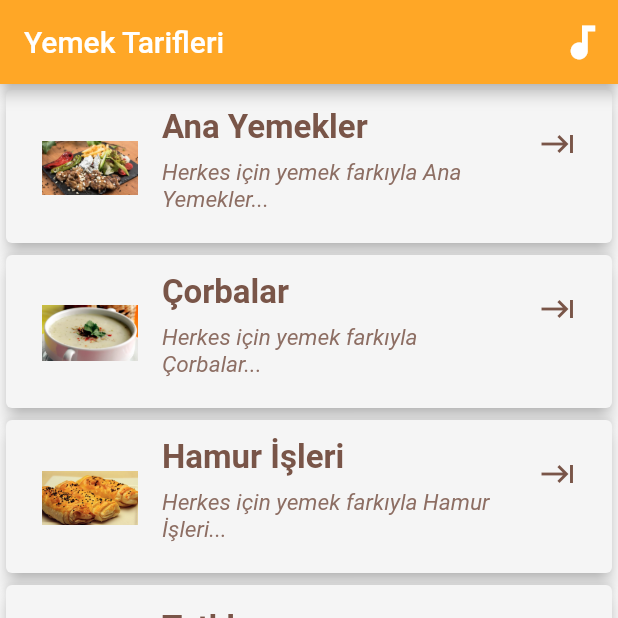
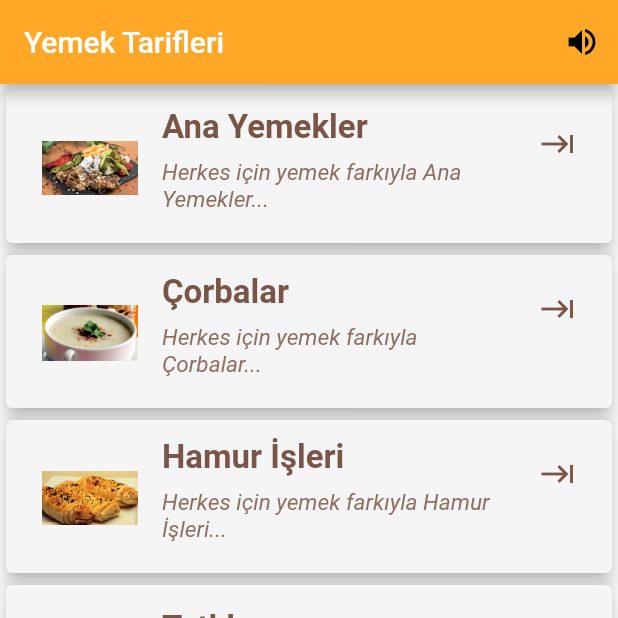
Before and after one commit to RidvanOzturk/Recipes, a Flutter app: the screen it shows after launch, on a phone screen of 412 x 824 dp, the top half of it. Run offline on Flutter 3.47's test engine with Material 2 defaults, Android fonts, the phone set to English and light mode, and no system bars; our stand-ins replace audioplayers, flutter_html.

Commit message:
edit code and added new functional sound icon

```diff
--- a/lib/categoryPage.dart
+++ b/lib/categoryPage.dart
@@ -6,13 +6,84 @@ import 'package:audioplayers/audio_cache.dart';
 
 // ignore: must_be_immutable
 class CategoryPage extends StatelessWidget {
+  // AudioCache player = AudioCache();
+  // static List<FoodModel> foodCategories = DataLoader.foodCategoryList;
+  @override
+  // ignore: missing_return
+  Widget build(BuildContext context) {
+    // const String title = DataLoader.categoryTitle;
+    // const String preSubtitle = DataLoader.preSubtitle;
+    return CategoryPageStateFul();
+    // return Scaffold(
+    //   appBar: AppBar(
+    //     title: Text(
+    //       title,
+    //       style: TextStyle(color: Colors.white),
+    //     ),
+    //     actions: [],
+    //   ),
+    //   body: ListView.builder(
+    //     itemBuilder: (BuildContext context, int index) {
+    //       FoodModel foodCategory = foodCategories[index];
+    //       return Card(
+    //         color: Colors.grey.shade100,
+    //         elevation: 5,
+    //         child: Padding(
+    //           padding: const EdgeInsets.all(8.0),
+    //           child: ListTile(
+    //             onTap: () {
+
+    //               Navigator.pushNamed(
+    //                   context, "/foodContents/$index/${foodCategory.name}");
+    //             },
+    //             leading: Image.asset(
+    //               foodCategory.image,
+    //               width: 64,
+    //               height: 64,
+    //             ),
+    //             title: Text(
+    //               foodCategory.name,
+    //               style: TextStyle(
+    //                   fontSize: 22,
+    //                   fontWeight: FontWeight.w600,
+    //                   color: Colors.brown.shade500),
+    //             ),
+    //             subtitle: Padding(
+    //               padding: const EdgeInsets.symmetric(vertical: 8),
+    //               child: Text(
+    //                 "$preSubtitle ${foodCategory.name}...",
+    //                 style: TextStyle(
+    //                     fontSize: 15,
+    //                     fontStyle: FontStyle.italic,
+    //                     fontWeight: FontWeight.w400,
+    //                     color: Colors.brown.shade400),
+    //               ),
+    //             ),
+    //             trailing: Icon(Icons.keyboard_tab, color: Colors.brown),
+    //           ),
+    //         ),
+    //       );
+    //     },
+    //     itemCount: foodCategories.length,
+    //   ),
+    // );
+  }
+}
+
+class CategoryPageStateFul extends StatefulWidget {
+  @override
+  _CategoryPageStateFulState createState() => _CategoryPageStateFulState();
+}
+
+class _CategoryPageStateFulState extends State<CategoryPageStateFul> {
   AudioCache player = AudioCache();
-  static List<FoodModel> foodCategories = DataLoader.foodCategoryList;
+  List<FoodModel> foodCategories = DataLoader.foodCategoryList;
+  String title = DataLoader.categoryTitle;
+  String preSubtitle = DataLoader.preSubtitle;
+  bool isVolumeOn = true;
+
   @override
   Widget build(BuildContext context) {
-    const String title = DataLoader.categoryTitle;
-    const String preSubtitle = DataLoader.preSubtitle;
-
     return Scaffold(
       appBar: AppBar(
         title: Text(
@@ -21,8 +92,12 @@ class CategoryPage extends StatelessWidget {
         ),
         actions: [
           new IconButton(
-              icon: new Icon(Icons.audiotrack, color: Colors.white, size: 30.0),
-              onPressed: () => player.play('mouseclick.mp3'))
+              icon: new Icon(isVolumeOn ? Icons.volume_up : Icons.volume_off),
+              onPressed: () {
+                setState(() {
+                  isVolumeOn = !isVolumeOn;
+                });
+              }),
         ],
       ),
       body: ListView.builder(
@@ -34,8 +109,13 @@ class CategoryPage extends StatelessWidget {
             child: Padding(
               padding: const EdgeInsets.all(8.0),
               child: ListTile(
-                onTap: () => Navigator.pushNamed(
-                    context, "/foodContents/$index/${foodCategory.name}"),
+                onTap: () {
+                  if(isVolumeOn){
+                    player.play('mouseclick.mp3');
+                  }
+                  Navigator.pushNamed(
+                      context, "/foodContents/$index/${foodCategory.name}");
+                },
                 leading: Image.asset(
                   foodCategory.image,
                   width: 64,
```
